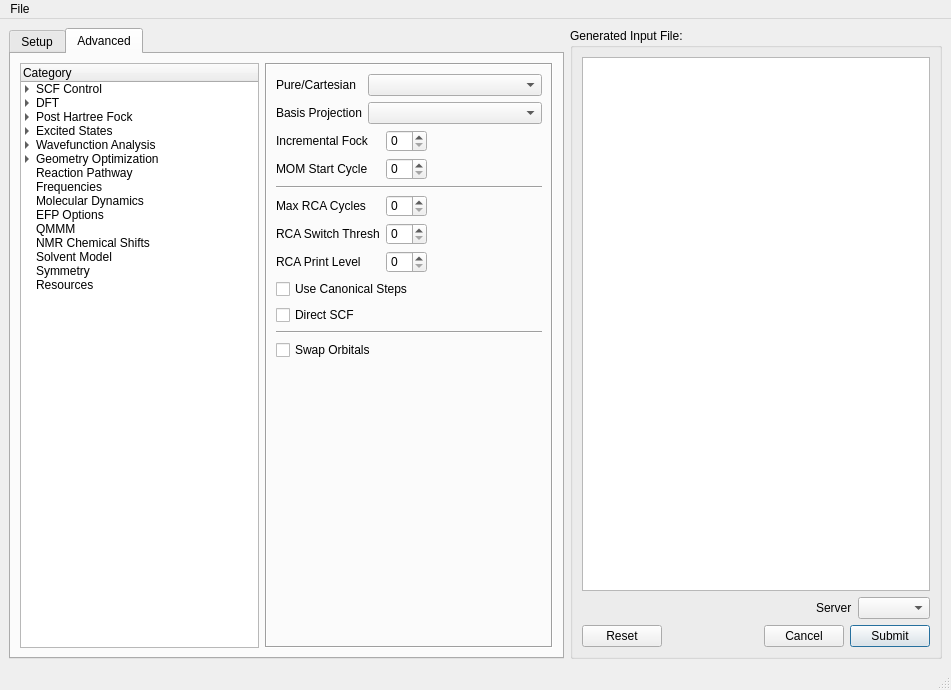
This is src/Qui/QuiMainWindow.ui in nutjunkie/IQmol as Qt 5 draws it before an edit. The edited form follows.
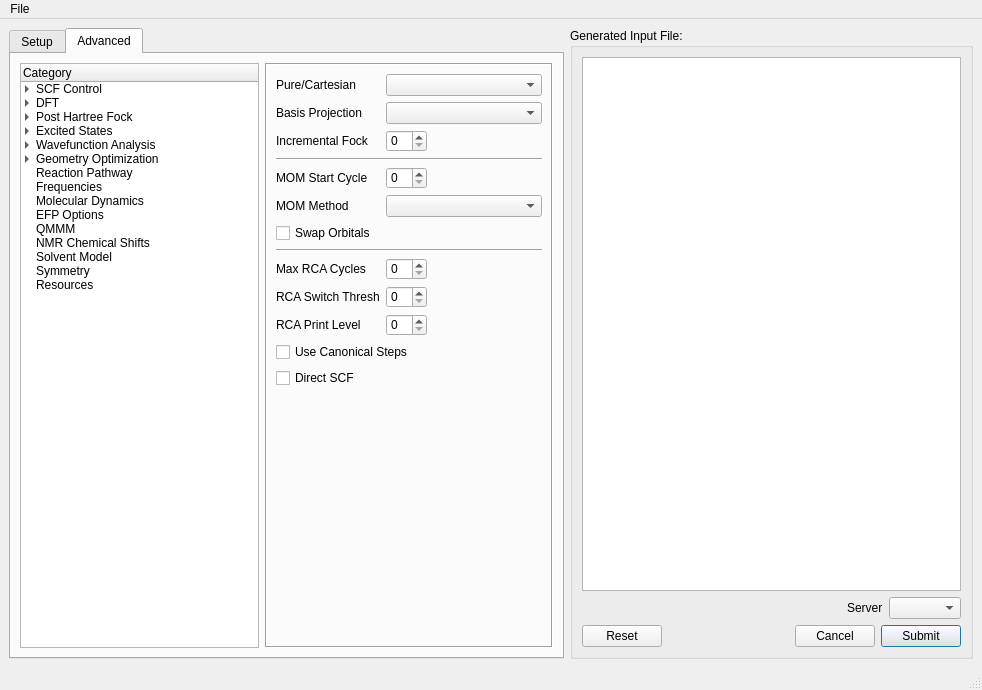
This is the edited form. The open tabs and pages were chosen to show the change. Icons and pictures are not drawn.

```diff
--- a/src/Qui/QuiMainWindow.ui
+++ b/src/Qui/QuiMainWindow.ui
@@ -6,7 +6,7 @@
    <rect>
     <x>0</x>
     <y>0</y>
-    <width>951</width>
+    <width>982</width>
     <height>690</height>
    </rect>
   </property>
@@ -2054,13 +2054,9 @@
           <widget class="QWidget" name="AdvancedSCFControl">
            <layout class="QVBoxLayout" name="verticalLayout_12">
             <item>
-             <layout class="QGridLayout">
-              <item row="0" column="0">
-               <widget class="QLabel" name="label_202">
-                <property name="text">
-                 <string>Pure/Cartesian</string>
-                </property>
-               </widget>
+             <layout class="QGridLayout" name="gridLayout_24">
+              <item row="0" column="1" colspan="2">
+               <widget class="QComboBox" name="purecart"/>
               </item>
               <item row="1" column="0">
                <widget class="QLabel" name="label_203">
@@ -2069,11 +2065,24 @@
                 </property>
                </widget>
               </item>
-              <item row="1" column="1" colspan="3">
+              <item row="4" column="1">
+               <widget class="QSpinBox" name="mom_start"/>
+              </item>
+              <item row="5" column="1" colspan="2">
+               <widget class="QComboBox" name="mom_method"/>
+              </item>
+              <item row="6" column="0">
+               <widget class="QCheckBox" name="qui_section_swap_occupied_virtual">
+                <property name="text">
+                 <string>Swap Orbitals</string>
+                </property>
+               </widget>
+              </item>
+              <item row="1" column="1" colspan="2">
                <widget class="QComboBox" name="basis_projection_type"/>
               </item>
-              <item row="0" column="1" colspan="3">
-               <widget class="QComboBox" name="purecart"/>
+              <item row="8" column="1">
+               <widget class="QSpinBox" name="rca_max_cycles"/>
               </item>
               <item row="2" column="0" colspan="2">
                <widget class="QLabel" name="label_199">
@@ -2082,10 +2091,57 @@
                 </property>
                </widget>
               </item>
-              <item row="2" column="2">
+              <item row="4" column="2">
+               <spacer name="horizontalSpacer_3">
+                <property name="orientation">
+                 <enum>Qt::Horizontal</enum>
+                </property>
+                <property name="sizeHint" stdset="0">
+                 <size>
+                  <width>40</width>
+                  <height>20</height>
+                 </size>
+                </property>
+               </spacer>
+              </item>
+              <item row="2" column="1">
                <widget class="QSpinBox" name="incfock"/>
               </item>
-              <item row="3" column="0" colspan="2">
+              <item row="3" column="0" colspan="3">
+               <widget class="Line" name="line">
+                <property name="orientation">
+                 <enum>Qt::Horizontal</enum>
+                </property>
+               </widget>
+              </item>
+              <item row="10" column="0">
+               <widget class="QLabel" name="label_85">
+                <property name="text">
+                 <string>RCA Print Level</string>
+                </property>
+               </widget>
+              </item>
+              <item row="9" column="0">
+               <widget class="QLabel" name="label_101">
+                <property name="text">
+                 <string>RCA Switch Thresh</string>
+                </property>
+               </widget>
+              </item>
+              <item row="10" column="1">
+               <widget class="QSpinBox" name="rca_print"/>
+              </item>
+              <item row="9" column="1">
+               <widget class="QSpinBox" name="rca_switch_thresh"/>
+              </item>
+              <item row="0" column="0">
+               <widget class="QLabel" name="label_202">
+                <property name="text">
+                 <string>Pure/Cartesian</string>
+                </property>
+               </widget>
+              </item>
+              <item row="4" column="0">
                <widget class="QLabel" name="label_200">
                 <property name="sizePolicy">
                  <sizepolicy hsizetype="Minimum" vsizetype="Preferred">
@@ -2098,59 +2154,27 @@
                 </property>
                </widget>
               </item>
-              <item row="3" column="2">
-               <widget class="QSpinBox" name="mom_start"/>
+              <item row="5" column="0">
+               <widget class="QLabel" name="label_117">
+                <property name="text">
+                 <string>MOM Method</string>
+                </property>
+               </widget>
               </item>
-              <item row="5" column="0" colspan="2">
+              <item row="8" column="0">
                <widget class="QLabel" name="label_201">
                 <property name="text">
                  <string>Max RCA Cycles</string>
                 </property>
                </widget>
               </item>
-              <item row="5" column="2">
-               <widget class="QSpinBox" name="rca_max_cycles"/>
-              </item>
-              <item row="6" column="0" colspan="2">
-               <widget class="QLabel" name="label_101">
-                <property name="text">
-                 <string>RCA Switch Thresh</string>
-                </property>
-               </widget>
-              </item>
-              <item row="6" column="2">
-               <widget class="QSpinBox" name="rca_switch_thresh"/>
-              </item>
-              <item row="7" column="0" colspan="2">
-               <widget class="QLabel" name="label_85">
-                <property name="text">
-                 <string>RCA Print Level</string>
-                </property>
-               </widget>
-              </item>
-              <item row="7" column="2">
-               <widget class="QSpinBox" name="rca_print"/>
-              </item>
-              <item row="4" column="0" colspan="4">
-               <widget class="Line" name="line">
+              <item row="7" column="0" colspan="3">
+               <widget class="Line" name="line_3">
                 <property name="orientation">
                  <enum>Qt::Horizontal</enum>
                 </property>
                </widget>
               </item>
-              <item row="2" column="3">
-               <spacer name="horizontalSpacer_3">
-                <property name="orientation">
-                 <enum>Qt::Horizontal</enum>
-                </property>
-                <property name="sizeHint" stdset="0">
-                 <size>
-                  <width>40</width>
-                  <height>20</height>
-                 </size>
-                </property>
-               </spacer>
-              </item>
              </layout>
             </item>
             <item>
@@ -2167,20 +2191,6 @@
               </property>
              </widget>
             </item>
-            <item>
-             <widget class="Line" name="line_2">
-              <property name="orientation">
-               <enum>Qt::Horizontal</enum>
-              </property>
-             </widget>
-            </item>
-            <item>
-             <widget class="QCheckBox" name="qui_section_swap_occupied_virtual">
-              <property name="text">
-               <string>Swap Orbitals</string>
-              </property>
-             </widget>
-            </item>
             <item>
              <spacer>
               <property name="orientation">
@@ -6606,7 +6616,7 @@
     <rect>
      <x>0</x>
      <y>0</y>
-     <width>951</width>
+     <width>982</width>
      <height>22</height>
     </rect>
    </property>
```
Left out of the diff: 18 changed lines with no effect on the pictures.
